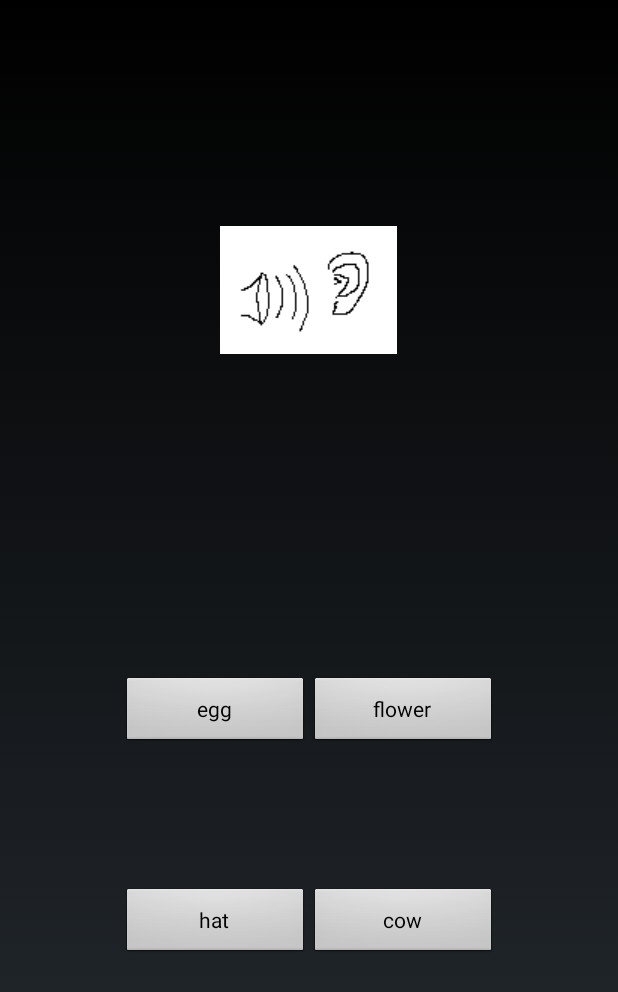
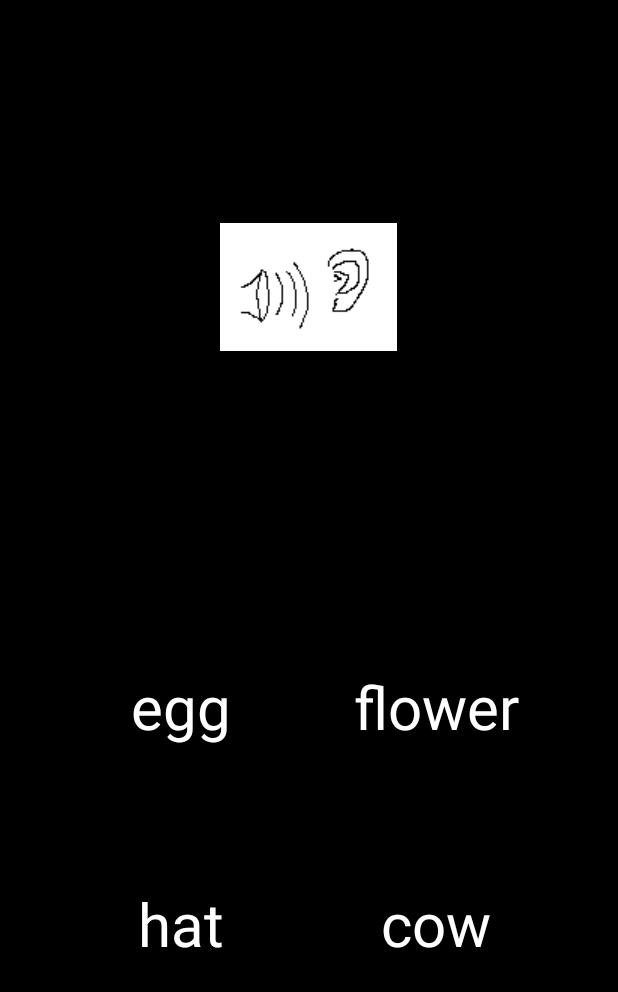
Before and after one commit to johnbarry343/ReadingComprehensionApp, an Android app: the SoundToTextActivity screen opened directly, with no data from a screen before it, on a phone screen of 412 x 824 dp. Shown: the top 992 px of the screen. Run offline under Robolectric (Android 15) with nearby library versions, the phone set to English and light mode, and no system bars.

Commit message:
black background, larger white text in sound2pic xmls

```diff
--- a/app/src/main/res/layout-land/sound_to_word.xml
+++ b/app/src/main/res/layout-land/sound_to_word.xml
@@ -1,3 +1,6 @@
+
+
+
 
 <LinearLayout xmlns:android="http://schemas.android.com/apk/res/android"
     xmlns:tools="http://schemas.android.com/tools"
@@ -5,44 +8,52 @@
     android:layout_height="match_parent"
     android:orientation="vertical"
     android:gravity="center"
+    android:background="#000"
     tools:context=".MyActivity">
+
+
+
 
 
     <ImageButton
         android:layout_width="wrap_content"
         android:layout_height="wrap_content"
         android:id="@+id/imageButton"
+        android:layout_alignParentTop="true"
+        android:layout_weight="4"
+
         android:src="@drawable/sound_icon"
-android:background="@android:color/transparent"
-        android:layout_marginLeft="5dp">
-
-        </ImageButton>
-
-
+        android:background="@android:color/transparent"
+        android:layout_marginTop="28dp" />
 
 
     <LinearLayout
         android:layout_width="match_parent"
         android:layout_height="wrap_content"
         android:gravity="center"
-        android:layout_weight="3"
-        android:id="@+id/linearLayout"
-        android:orientation="horizontal">
+        android:layout_weight="3">
 
         <Button
-            android:layout_width="125dp"
+            android:layout_width="170dp"
             android:layout_height="wrap_content"
             android:id="@+id/buttonOne"
             android:text="lonnnnnng"
+            android:textSize="40sp"
+            android:background="@android:color/transparent"
+            android:textColor="#FFF"
+
             android:gravity="center"
             />
 
         <Button
-            android:layout_width="125dp"
+            android:layout_width="170dp"
             android:layout_height="wrap_content"
             android:id="@+id/buttonTwo"
             android:text="HIHIHI"
+            android:background="@android:color/transparent"
+            android:textColor="#FFF"
 
+            android:textSize="40sp"
             android:gravity="center"
             />
     </LinearLayout>
@@ -53,20 +64,26 @@ android:background="@android:color/transparent"
         android:layout_weight="3"
         android:text="HIHIHI"
 
+        android:textSize="40sp"
         >
         <Button
-            android:layout_width="125dp"
+            android:layout_width="170dp"
+            android:background="@android:color/transparent"
             android:layout_height="wrap_content"
             android:id="@+id/buttonThree"
             android:gravity="center"
             android:text="HIHIHI"
+            android:textColor="#FFF"
 
+            android:textSize="40sp"
             />
 
         <Button
-            android:layout_width="125dp"
+            android:layout_width="170dp"
             android:layout_height="wrap_content"
-
+            android:textSize="40sp"
+            android:background="@android:color/transparent"
+            android:textColor="#FFF"
             android:id="@+id/buttonFour"
             android:text="HIHIHI"
             android:gravity="center"
--- a/app/src/main/res/layout/sound_to_word.xml
+++ b/app/src/main/res/layout/sound_to_word.xml
@@ -8,6 +8,7 @@
     android:layout_height="match_parent"
     android:orientation="vertical"
     android:gravity="center"
+    android:background="#000"
     tools:context=".MyActivity">
 
 
@@ -33,19 +34,26 @@ android:layout_weight="4"
         android:layout_weight="3">
 
         <Button
-        android:layout_width="125dp"
+            android:layout_width="170dp"
             android:layout_height="wrap_content"
             android:id="@+id/buttonOne"
             android:text="lonnnnnng"
+            android:textSize="40sp"
+            android:background="@android:color/transparent"
+            android:textColor="#FFF"
+
             android:gravity="center"
             />
 
         <Button
-        android:layout_width="125dp"
+            android:layout_width="170dp"
             android:layout_height="wrap_content"
             android:id="@+id/buttonTwo"
             android:text="HIHIHI"
+            android:background="@android:color/transparent"
+            android:textColor="#FFF"
 
+            android:textSize="40sp"
             android:gravity="center"
             />
     </LinearLayout>
@@ -56,20 +64,26 @@ android:layout_weight="4"
         android:layout_weight="3"
         android:text="HIHIHI"
 
+        android:textSize="40sp"
         >
         <Button
-        android:layout_width="125dp"
+            android:layout_width="170dp"
+            android:background="@android:color/transparent"
             android:layout_height="wrap_content"
             android:id="@+id/buttonThree"
             android:gravity="center"
             android:text="HIHIHI"
+            android:textColor="#FFF"
 
+            android:textSize="40sp"
             />
 
         <Button
-        android:layout_width="125dp"
+            android:layout_width="170dp"
             android:layout_height="wrap_content"
-
+            android:textSize="40sp"
+            android:background="@android:color/transparent"
+            android:textColor="#FFF"
             android:id="@+id/buttonFour"
             android:text="HIHIHI"
             android:gravity="center"
```
Lines whose indentation alone changed are shown as unchanged.
